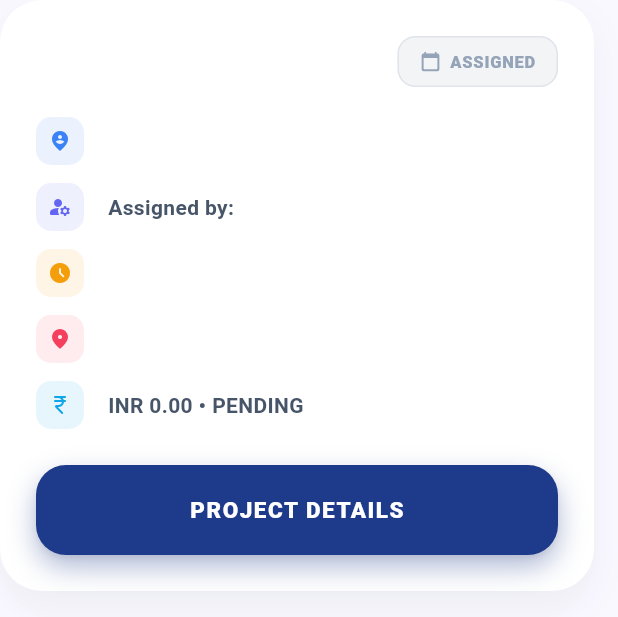
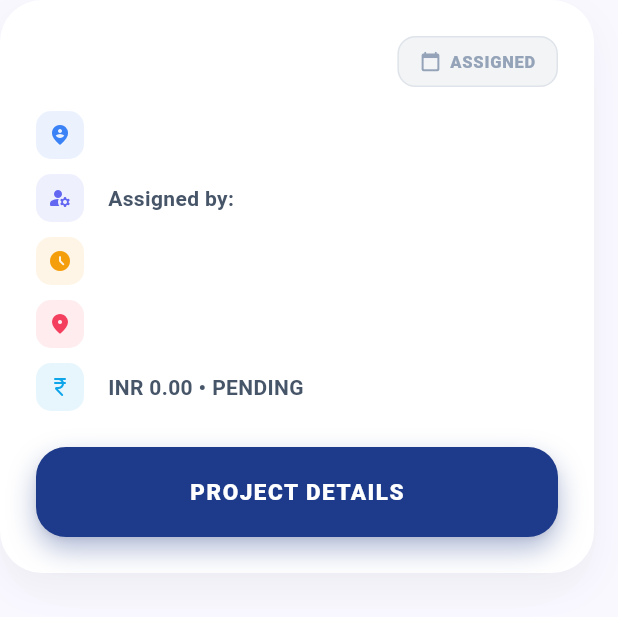
Before and after one commit to Viswaa-Techbes/technician_app, a Flutter app: the JobCard widget shown alone on an empty page, opened directly with empty values, on a phone screen of 412 x 824 dp. Shown: the top 617 px of the screen. Run offline on Flutter 3.47's test engine with Material 3 defaults, Android fonts, the phone set to English and light mode, and no system bars; our stand-ins replace cloud_firestore, connectivity_plus, dio, file_picker, firebase_core, firebase_messaging and 9 more; missing offline and left inert: razorpay_flutter; accounts and stored records are empty; network calls fail; project files that could hold a hidden picture were left out.

Commit message:
feat: enhance job details display with additional fields and adjust spacing

```diff
--- a/technician_app/lib/widgets.dart
+++ b/technician_app/lib/widgets.dart
@@ -278,15 +278,15 @@ class JobCard extends StatelessWidget {
                       StatusChip(status: job.status),
                     ],
                   ),
-                  const SizedBox(height: 20),
+                  const SizedBox(height: 16),
                   _buildProductionInfoRow(Icons.person_pin_circle_rounded, job.customerName, const Color(0xFF3B82F6)),
-                  const SizedBox(height: 12),
+                  const SizedBox(height: 10),
                   _buildProductionInfoRow(Icons.manage_accounts_rounded, "Assigned by: ${job.assignedBy ?? 'System'}", const Color(0xFF6366F1)),
-                  const SizedBox(height: 12),
+                  const SizedBox(height: 10),
                   _buildProductionInfoRow(Icons.access_time_filled_rounded, job.time, const Color(0xFFF59E0B)),
-                  const SizedBox(height: 12),
+                  const SizedBox(height: 10),
                   _buildProductionInfoRow(Icons.location_on_rounded, job.address, const Color(0xFFF43F5E)),
-                  const SizedBox(height: 12),
+                  const SizedBox(height: 10),
                   _buildProductionInfoRow(
                     Icons.currency_rupee_rounded,
                     'INR ${job.price.toStringAsFixed(2)} • ${job.paymentStatus.name.toUpperCase()}',
```
Also changed, not shown: 1 other file.
